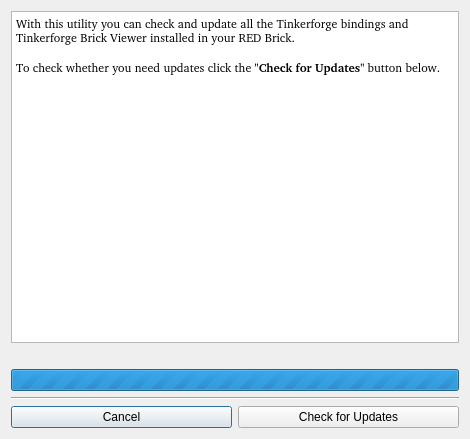
This is src/brickv/plugin_system/plugins/red/ui/red_update_tinkerforge_software.ui in Tinkerforge/brickv as Qt 5 draws it before an edit. The edited form follows.
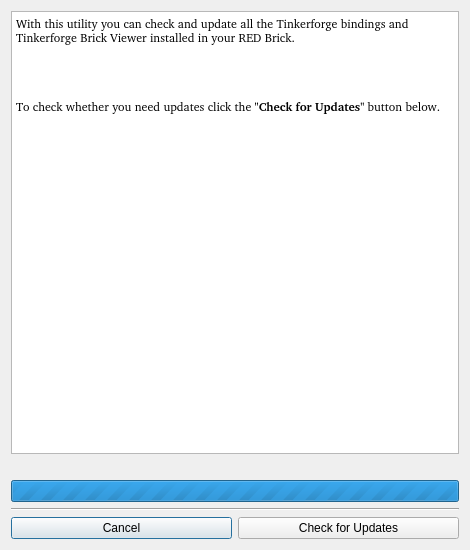
This is the edited form.

Commit message: red: Add hint that update process might take up to 2 hours

Diff of the .ui file:
```diff
--- a/src/brickv/plugin_system/plugins/red/ui/red_update_tinkerforge_software.ui
+++ b/src/brickv/plugin_system/plugins/red/ui/red_update_tinkerforge_software.ui
@@ -10,7 +10,7 @@
     <x>0</x>
     <y>0</y>
     <width>470</width>
-    <height>439</height>
+    <height>550</height>
    </rect>
   </property>
   <property name="windowTitle">
@@ -65,10 +65,11 @@
         <string>&lt;!DOCTYPE HTML PUBLIC &quot;-//W3C//DTD HTML 4.0//EN&quot; &quot;http://www.w3.org/TR/REC-html40/strict.dtd&quot;&gt;
 &lt;html&gt;&lt;head&gt;&lt;meta name=&quot;qrichtext&quot; content=&quot;1&quot; /&gt;&lt;style type=&quot;text/css&quot;&gt;
 p, li { white-space: pre-wrap; }
-&lt;/style&gt;&lt;/head&gt;&lt;body style=&quot; font-family:'Roboto [GOOG]'; font-size:9pt; font-weight:400; font-style:normal;&quot;&gt;
-&lt;p style=&quot; margin-top:0px; margin-bottom:0px; margin-left:0px; margin-right:0px; -qt-block-indent:0; text-indent:0px;&quot;&gt;&lt;span style=&quot; font-family:'Roboto';&quot;&gt;With this utility you can check and update all the Tinkerforge bindings and Tinkerforge Brick Viewer installed in your RED Brick.&lt;/span&gt;&lt;/p&gt;
-&lt;p style=&quot;-qt-paragraph-type:empty; margin-top:0px; margin-bottom:0px; margin-left:0px; margin-right:0px; -qt-block-indent:0; text-indent:0px; font-family:'Roboto';&quot;&gt;&lt;br /&gt;&lt;/p&gt;
-&lt;p style=&quot; margin-top:0px; margin-bottom:0px; margin-left:0px; margin-right:0px; -qt-block-indent:0; text-indent:0px;&quot;&gt;&lt;span style=&quot; font-family:'Roboto';&quot;&gt;To check whether you need updates click the &lt;/span&gt;&lt;span style=&quot; font-family:'Roboto'; font-weight:600;&quot;&gt;&amp;quot;Check for Updates&amp;quot;&lt;/span&gt;&lt;span style=&quot; font-family:'Roboto';&quot;&gt; button below.&lt;/span&gt;&lt;/p&gt;&lt;/body&gt;&lt;/html&gt;</string>
+&lt;/style&gt;&lt;/head&gt;&lt;body style=&quot; font-family:'Roboto [GOOG]'; font-size:12pt; font-weight:400; font-style:normal;&quot;&gt;
+&lt;p style=&quot; margin-top:0px; margin-bottom:0px; margin-left:0px; margin-right:0px; -qt-block-indent:0; text-indent:0px;&quot;&gt;&lt;span style=&quot; font-family:'Roboto'; font-size:9pt;&quot;&gt;With this utility you can check and update all the Tinkerforge bindings and Tinkerforge Brick Viewer installed in your RED Brick.&lt;/span&gt;&lt;/p&gt;
+&lt;p style=&quot;-qt-paragraph-type:empty; margin-top:0px; margin-bottom:0px; margin-left:0px; margin-right:0px; -qt-block-indent:0; text-indent:0px; font-family:'Roboto'; font-size:9pt;&quot;&gt;&lt;/p&gt;
+&lt;p style=&quot; margin-top:0px; margin-bottom:0px; margin-left:0px; margin-right:0px; -qt-block-indent:0; text-indent:0px;&quot;&gt;&lt;span style=&quot; font-family:'Roboto'; font-size:9pt;&quot;&gt;&lt;br /&gt;&lt;/span&gt;&lt;/p&gt;
+&lt;p style=&quot; margin-top:0px; margin-bottom:0px; margin-left:0px; margin-right:0px; -qt-block-indent:0; text-indent:0px;&quot;&gt;&lt;span style=&quot; font-family:'Roboto'; font-size:9pt;&quot;&gt;To check whether you need updates click the &lt;/span&gt;&lt;span style=&quot; font-family:'Roboto'; font-size:9pt; font-weight:600;&quot;&gt;&amp;quot;Check for Updates&amp;quot;&lt;/span&gt;&lt;span style=&quot; font-family:'Roboto'; font-size:9pt;&quot;&gt; button below.&lt;/span&gt;&lt;/p&gt;&lt;/body&gt;&lt;/html&gt;</string>
        </property>
       </widget>
      </item>
```
The commit also changes 1 other file.
